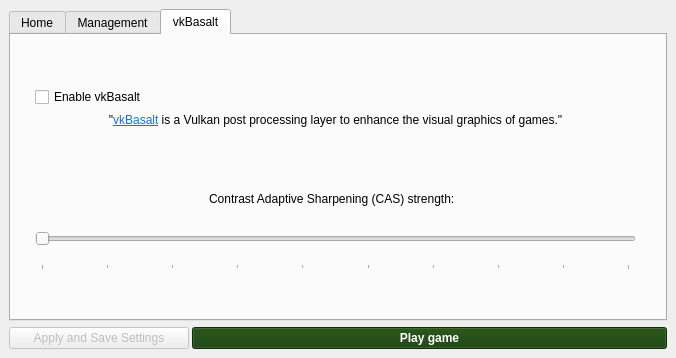
polkaulfield/lol-for-linux-installer, file src/installer.ui: the form before one commit.
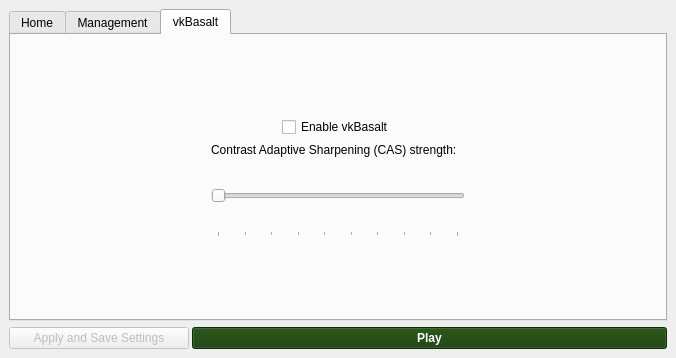
The form after the commit. The open tabs and pages were chosen to show the change. Icons and pictures are not drawn.

Commit message: Fix vkbasalt page

What changed in the file:
```diff
--- a/src/installer.ui
+++ b/src/installer.ui
@@ -806,71 +806,20 @@
                  <string>vkBasalt</string>
                 </attribute>
                 <layout class="QGridLayout" name="gridLayout">
-                 <item row="8" column="1">
-                  <spacer name="verticalSpacer_8">
-                   <property name="orientation">
-                    <enum>Qt::Vertical</enum>
-                   </property>
-                   <property name="sizeType">
-                    <enum>QSizePolicy::Preferred</enum>
-                   </property>
-                   <property name="sizeHint" stdset="0">
-                    <size>
-                     <width>20</width>
-                     <height>40</height>
-                    </size>
-                   </property>
-                  </spacer>
-                 </item>
-                 <item row="5" column="1">
-                  <spacer name="verticalSpacer_6">
-                   <property name="orientation">
-                    <enum>Qt::Vertical</enum>
-                   </property>
-                   <property name="sizeType">
-                    <enum>QSizePolicy::MinimumExpanding</enum>
-                   </property>
-                   <property name="sizeHint" stdset="0">
-                    <size>
-                     <width>20</width>
-                     <height>40</height>
-                    </size>
-                   </property>
-                  </spacer>
-                 </item>
-                 <item row="0" column="1">
-                  <spacer name="verticalSpacer_7">
-                   <property name="orientation">
-                    <enum>Qt::Vertical</enum>
-                   </property>
-                   <property name="sizeType">
-                    <enum>QSizePolicy::Preferred</enum>
-                   </property>
-                   <property name="sizeHint" stdset="0">
-                    <size>
-                     <width>20</width>
-                     <height>40</height>
-                    </size>
-                   </property>
-                  </spacer>
-                 </item>
                  <item row="5" column="2">
-                  <spacer name="horizontalSpacer_12">
+                  <spacer name="horizontalSpacer_5">
                    <property name="orientation">
                     <enum>Qt::Horizontal</enum>
                    </property>
-                   <property name="sizeType">
-                    <enum>QSizePolicy::Fixed</enum>
-                   </property>
                    <property name="sizeHint" stdset="0">
                     <size>
-                     <width>20</width>
-                     <height>0</height>
+                     <width>40</width>
+                     <height>20</height>
                     </size>
                    </property>
                   </spacer>
                  </item>
-                 <item row="6" column="1">
+                 <item row="4" column="1">
                   <layout class="QHBoxLayout" name="horizontalLayout_6">
                    <property name="spacing">
                     <number>1</number>
@@ -887,19 +836,6 @@
                    <property name="rightMargin">
                     <number>0</number>
                    </property>
-                   <item>
-                    <spacer name="horizontalSpacer_6">
-                     <property name="orientation">
-                      <enum>Qt::Horizontal</enum>
-                     </property>
-                     <property name="sizeHint" stdset="0">
-                      <size>
-                       <width>40</width>
-                       <height>20</height>
-                      </size>
-                     </property>
-                    </spacer>
-                   </item>
                    <item>
                     <widget class="QLabel" name="vkbasaltlabel">
                      <property name="sizePolicy">
@@ -923,23 +859,26 @@
                      </property>
                     </widget>
                    </item>
-                   <item>
-                    <spacer name="horizontalSpacer_5">
-                     <property name="orientation">
-                      <enum>Qt::Horizontal</enum>
-                     </property>
-                     <property name="sizeHint" stdset="0">
-                      <size>
-                       <width>40</width>
-                       <height>20</height>
-                      </size>
-                     </property>
-                    </spacer>
-                   </item>
                   </layout>
                  </item>
+                 <item row="6" column="1">
+                  <spacer name="verticalSpacer_8">
+                   <property name="orientation">
+                    <enum>Qt::Vertical</enum>
+                   </property>
+                   <property name="sizeType">
+                    <enum>QSizePolicy::Expanding</enum>
+                   </property>
+                   <property name="sizeHint" stdset="0">
+                    <size>
+                     <width>20</width>
+                     <height>40</height>
+                    </size>
+                   </property>
+                  </spacer>
+                 </item>
                  <item row="3" column="1">
-                  <layout class="QVBoxLayout" name="verticalLayout_7">
+                  <layout class="QHBoxLayout" name="horizontalLayout_4">
                    <property name="spacing">
                     <number>0</number>
                    </property>
@@ -955,6 +894,51 @@
                    <property name="bottomMargin">
                     <number>0</number>
                    </property>
+                   <item>
+                    <spacer name="horizontalSpacer_6">
+                     <property name="orientation">
+                      <enum>Qt::Horizontal</enum>
+                     </property>
+                     <property name="sizeHint" stdset="0">
+                      <size>
+                       <width>40</width>
+                       <height>20</height>
+                      </size>
+                     </property>
+                    </spacer>
+                   </item>
+                   <item>
+                    <widget class="QCheckBox" name="vkbasaltcheckbox">
+                     <property name="sizePolicy">
+                      <sizepolicy hsizetype="Fixed" vsizetype="Fixed">
+                       <horstretch>0</horstretch>
+                       <verstretch>0</verstretch>
+                      </sizepolicy>
+                     </property>
+                     <property name="toolTip">
+                      <string>&lt;html&gt;&lt;head/&gt;&lt;body&gt;&lt;p align=&quot;center&quot;&gt;&amp;quot;&lt;a href=&quot;https://github.com/DadSchoorse/vkBasalt&quot;&gt;&lt;span style=&quot; text-decoration: underline; color:#007af4;&quot;&gt;vkBasalt&lt;/span&gt;&lt;/a&gt; is a Vulkan post processing layer to enhance the visual graphics of games.&amp;quot;&lt;/p&gt;&lt;/body&gt;&lt;/html&gt;</string>
+                     </property>
+                     <property name="layoutDirection">
+                      <enum>Qt::LeftToRight</enum>
+                     </property>
+                     <property name="text">
+                      <string>Enable vkBasalt</string>
+                     </property>
+                    </widget>
+                   </item>
+                   <item>
+                    <spacer name="horizontalSpacer_12">
+                     <property name="orientation">
+                      <enum>Qt::Horizontal</enum>
+                     </property>
+                     <property name="sizeHint" stdset="0">
+                      <size>
+                       <width>40</width>
+                       <height>20</height>
+                      </size>
+                     </property>
+                    </spacer>
+                   </item>
                    <item>
                     <spacer name="verticalSpacer_15">
                      <property name="orientation">
@@ -971,28 +955,41 @@
                      </property>
                     </spacer>
                    </item>
-                   <item>
-                    <widget class="QCheckBox" name="vkbasaltcheckbox">
-                     <property name="sizePolicy">
-                      <sizepolicy hsizetype="Fixed" vsizetype="Fixed">
-                       <horstretch>0</horstretch>
-                       <verstretch>0</verstretch>
-                      </sizepolicy>
-                     </property>
-                     <property name="toolTip">
-                      <string>&lt;html&gt;&lt;head/&gt;&lt;body&gt;&lt;p&gt;&amp;quot;vkBasalt is a Vulkan post processing layer to enhance the visual graphics of games.&amp;quot;&lt;/p&gt;&lt;p&gt;In this tab you can configure the &amp;quot;Contrast Adaptive Sharpening&amp;quot; filter.&lt;/p&gt;&lt;p&gt;&lt;a href=&quot;https://github.com/DadSchoorse/vkBasalt&quot;&gt;&lt;span style=&quot; text-decoration: underline; color:#007af4;&quot;&gt;https://github.com/DadSchoorse/vkBasalt&lt;/span&gt;&lt;/a&gt;&lt;/p&gt;&lt;/body&gt;&lt;/html&gt;</string>
-                     </property>
-                     <property name="layoutDirection">
-                      <enum>Qt::LeftToRight</enum>
-                     </property>
-                     <property name="text">
-                      <string>Enable vkBasalt</string>
-                     </property>
-                    </widget>
-                   </item>
                   </layout>
                  </item>
-                 <item row="7" column="1">
+                 <item row="5" column="0">
+                  <spacer name="horizontalSpacer_11">
+                   <property name="orientation">
+                    <enum>Qt::Horizontal</enum>
+                   </property>
+                   <property name="sizeType">
+                    <enum>QSizePolicy::Expanding</enum>
+                   </property>
+                   <property name="sizeHint" stdset="0">
+                    <size>
+                     <width>15</width>
+                     <height>0</height>
+                    </size>
+                   </property>
+                  </spacer>
+                 </item>
+                 <item row="0" column="1">
+                  <spacer name="verticalSpacer_7">
+                   <property name="orientation">
+                    <enum>Qt::Vertical</enum>
+                   </property>
+                   <property name="sizeType">
+                    <enum>QSizePolicy::Expanding</enum>
+                   </property>
+                   <property name="sizeHint" stdset="0">
+                    <size>
+                     <width>20</width>
+                     <height>40</height>
+                    </size>
+                   </property>
+                  </spacer>
+                 </item>
+                 <item row="5" column="1">
                   <widget class="QSlider" name="vkbasaltslider">
                    <property name="enabled">
                     <bool>false</bool>
@@ -1038,62 +1035,6 @@
                    </property>
                   </widget>
                  </item>
-                 <item row="4" column="1">
-                  <widget class="QLabel" name="label">
-                   <property name="sizePolicy">
-                    <sizepolicy hsizetype="Minimum" vsizetype="Minimum">
-                     <horstretch>0</horstretch>
-                     <verstretch>0</verstretch>
-                    </sizepolicy>
-                   </property>
-                   <property name="autoFillBackground">
-                    <bool>false</bool>
-                   </property>
-                   <property name="frameShape">
-                    <enum>QFrame::NoFrame</enum>
-                   </property>
-                   <property name="frameShadow">
-                    <enum>QFrame::Plain</enum>
-                   </property>
-                   <property name="text">
-                    <string>&lt;html&gt;&lt;head/&gt;&lt;body&gt;&lt;p align=&quot;center&quot;&gt;&amp;quot;&lt;a href=&quot;https://github.com/DadSchoorse/vkBasalt&quot;&gt;&lt;span style=&quot; text-decoration: underline; color:#007af4;&quot;&gt;vkBasalt&lt;/span&gt;&lt;/a&gt; is a Vulkan post processing layer to enhance the visual graphics of games.&amp;quot;&lt;/p&gt;&lt;/body&gt;&lt;/html&gt;</string>
-                   </property>
-                   <property name="textFormat">
-                    <enum>Qt::AutoText</enum>
-                   </property>
-                   <property name="scaledContents">
-                    <bool>false</bool>
-                   </property>
-                   <property name="alignment">
-                    <set>Qt::AlignLeading|Qt::AlignLeft|Qt::AlignVCenter</set>
-                   </property>
-                   <property name="wordWrap">
-                    <bool>true</bool>
-                   </property>
-                   <property name="indent">
-                    <number>0</number>
-                   </property>
-                   <property name="openExternalLinks">
-                    <bool>true</bool>
-                   </property>
-                  </widget>
-                 </item>
-                 <item row="5" column="0">
-                  <spacer name="horizontalSpacer_11">
-                   <property name="orientation">
-                    <enum>Qt::Horizontal</enum>
-                   </property>
-                   <property name="sizeType">
-                    <enum>QSizePolicy::Fixed</enum>
-                   </property>
-                   <property name="sizeHint" stdset="0">
-                    <size>
-                     <width>15</width>
-                     <height>0</height>
-                    </size>
-                   </property>
-                  </spacer>
-                 </item>
                 </layout>
                </widget>
               </widget>
@@ -1596,7 +1537,7 @@
                   </font>
                  </property>
                  <property name="text">
-                  <string>Play game</string>
+                  <string>Play</string>
                  </property>
                  <property name="icon">
                   <iconset theme="media-playback-start">
```
Left out of the diff: 2 changed lines with no effect on the pictures.
